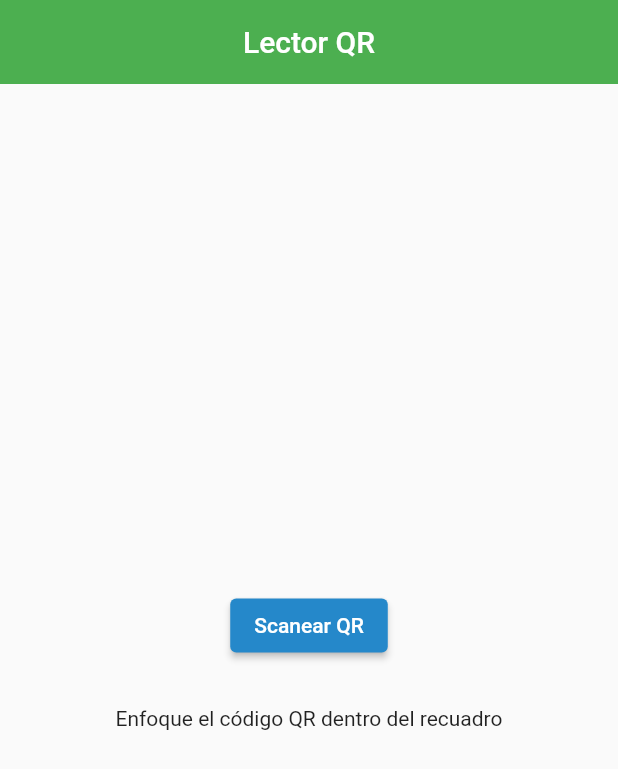
After one commit to KarelyVR/BioMovil, a Flutter app: the screen it shows after launch, after a tap on "Ir a Lector QR", on a phone screen of 412 x 824 dp. The commit adds this screen. Shown: the top 769 px of the screen. Run offline on Flutter 3.47's test engine with Material 2 defaults, Android fonts, the phone set to English and light mode, and no system bars; our stand-ins replace audioplayers, carousel_slider, flutter_svg, google_fonts, google_maps_flutter, location; missing offline and left inert: flutter_polyline_points, qrscan.

Commit message:
Creación de lector qr

```diff
--- /dev/null
+++ b/lib/lector_qr.dart
@@ -0,0 +1,115 @@
+import 'package:flutter/material.dart';
+import 'package:biomovil/animales/menu_desplegable.dart';
+import 'package:biomovil/lector_qr.dart';
+import 'package:biomovil/lector_qr.dart' as scan;
+import 'package:qrscan/qrscan.dart' as scanner;
+
+
+void main() {
+  runApp(MyApp());
+}
+
+class MyApp extends StatelessWidget {
+  @override
+  Widget build(BuildContext context) {
+    return MaterialApp(
+      home: Scaffold(
+        appBar: AppBar(
+          backgroundColor: Colors.green,
+          title: Text('Enfoque el codigo QR dentro del recuadro'),
+        ),
+        body: Center(
+          child: LectorQR(),
+        ),
+      ),
+    );
+  }
+}
+
+class LectorQR extends StatefulWidget {
+  const LectorQR({Key? key}) : super(key: key);
+
+  @override
+  State<LectorQR> createState() => _LectorQRState();
+}
+
+class _LectorQRState extends State<LectorQR>{
+
+  late String scannedMsg= "Enfoque el código QR dentro del recuadro";
+  TextEditingController controller = TextEditingController();
+
+
+  @override
+  Widget build(BuildContext context){
+    return MaterialApp(
+      debugShowCheckedModeBanner: false,
+    home: Scaffold(
+      appBar: AppBar(
+          backgroundColor: Colors.green,
+          elevation: 0,
+          centerTitle: true,
+          title: const Text('Lector QR'),
+          //Hasta aqui probar menu y boton salir
+
+
+
+
+
+
+
+
+
+      ),
+
+      body: Center(
+        child: Padding(
+            padding: const EdgeInsets.all(8.0),
+            child: Column(
+              mainAxisAlignment: MainAxisAlignment.center,
+        /*
+        children: <Widget>[
+
+          const SizedBox(height: 40,),
+
+          TextButton(onPressed: (){
+            scanQr();
+
+          }, child: const Text("Scanear QR")),
+
+          const SizedBox(height: 50,),
+          Text(scannedMsg),
+
+        ],*/
+        children: <Widget>[
+
+         ElevatedButton(
+          onPressed: () {
+            scanQr();
+          },
+            style: ElevatedButton.styleFrom(
+            backgroundColor: Color.fromARGB(255, 37, 136, 202),
+            ),
+            child: const Text('Scanear QR'),
+
+            ),
+            const SizedBox(height: 30),
+            Text(scannedMsg),
+           ],
+          ),
+        ),
+      ),
+     ),
+    );
+  }
+
+  void scanQr() async{
+
+    String? scanResult = await scanner.scan();
+    scannedMsg = scanResult.toString();
+    setState(() {
+
+    });
+
+  }
+
+}
--- a/lib/main.dart
+++ b/lib/main.dart
@@ -4,6 +4,7 @@ import 'package:flutter/material.dart';
 import 'package:biomovil/animales/menu_habitats.dart';
 import 'package:biomovil/principal/galeria_imagenes.dart';
 import 'package:biomovil/recorridos/recorridos_ubicacion.dart';
+import 'package:biomovil/lector_qr.dart';
 
 void main() => runApp(const MyApp());
 
@@ -19,6 +20,7 @@ class MyApp extends StatelessWidget {
         '/menu_habitats': (context) => MenuHabitats(),
         '/recorridos_ubicacion': (context) => const Recorridos(),
         '/galeria_imagenes':(context) => const Galeria(),
+        '/lector_qr':(context) => const LectorQR(),
       },
     );
   }
@@ -55,6 +57,13 @@ class MainScreen extends StatelessWidget {
               },
               child: const Text('Ir a galeria'),
             ),
+
+            ElevatedButton(
+              onPressed: () {
+                Navigator.pushNamed(context, '/lector_qr');
+              },
+              child: const Text('Ir a Lector QR'),
+            ),
           ],
         ),
       ),
--- a/pubspec.yaml
+++ b/pubspec.yaml
@@ -21,6 +21,7 @@ dependencies:
   flutter_polyline_points: ^2.0.0
   location: ^5.0.3
   audioplayers: ^5.1.0
+  qrscan: ^0.3.3
 
 
 dev_dependencies:
```
Also changed, not shown: pubspec.lock, 1 other file.
